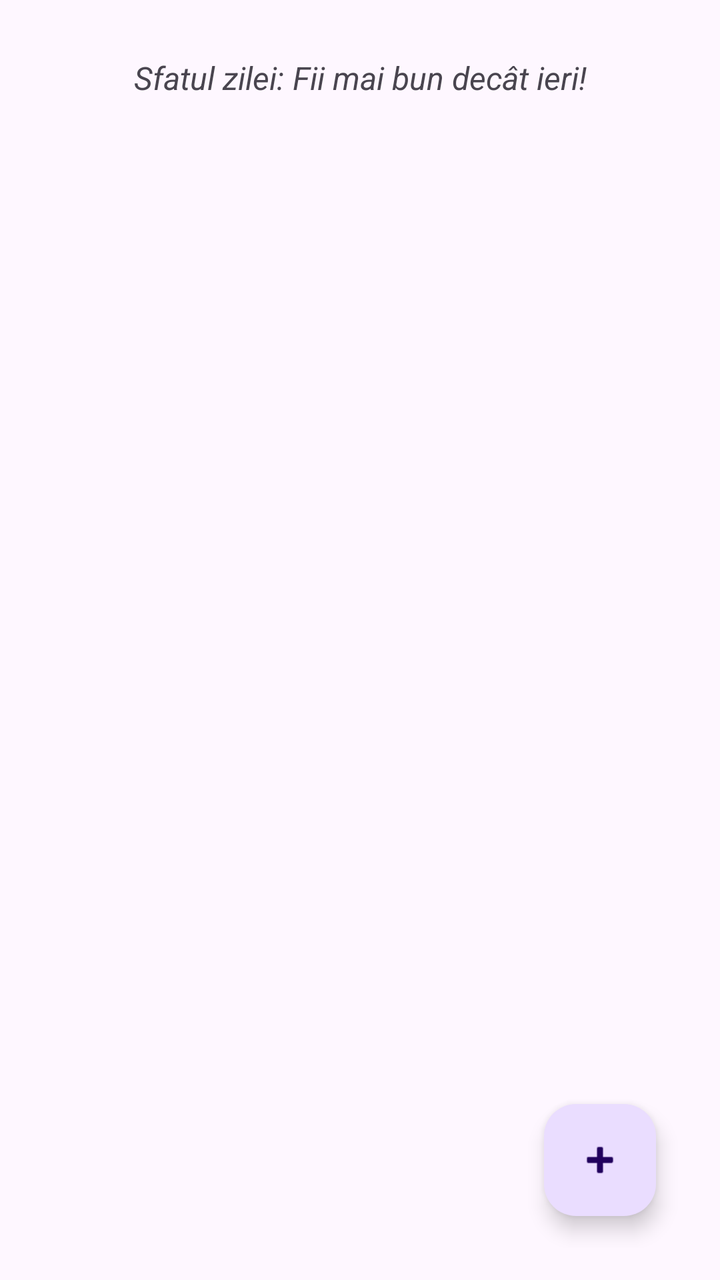
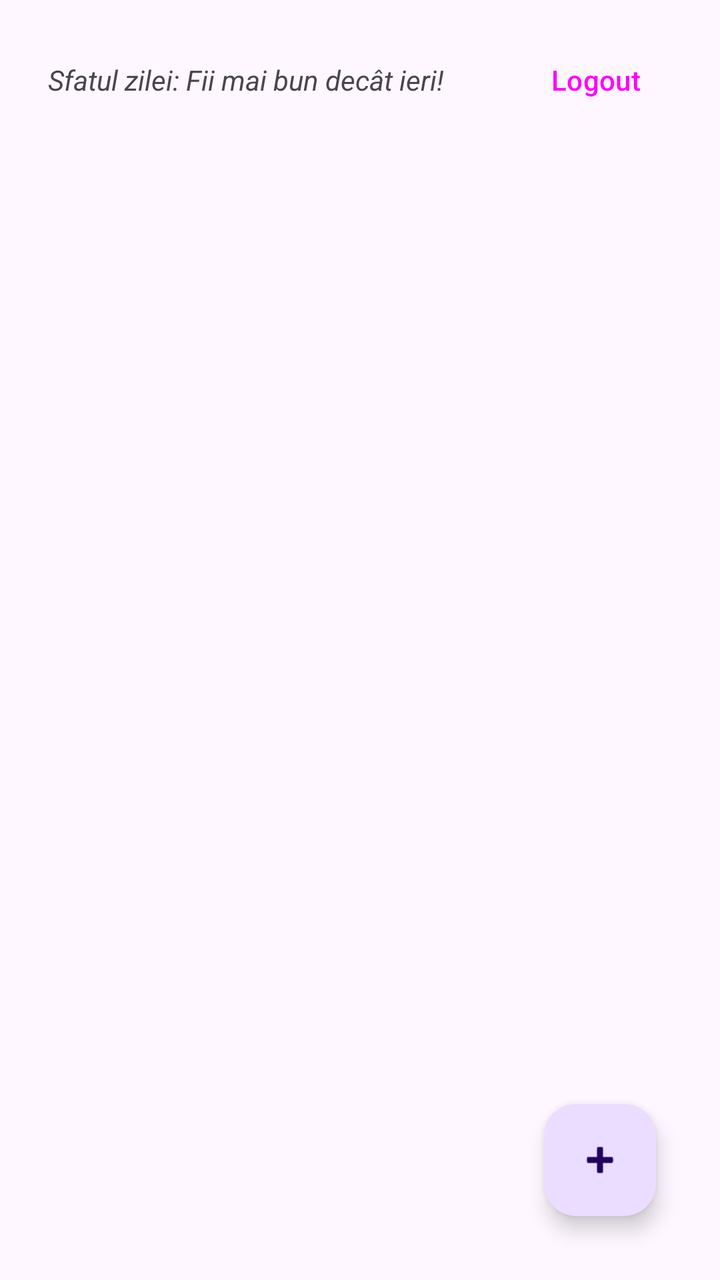

Compare the two renders of this Android layout. The source of the first and the diff that turns it into the second are given below.
<!-- AndroidManifest.xml: application theme Theme.Bad_Habits_Tracker -->
<!-- res/layout/fragment_dashboard.xml -->
<?xml version="1.0" encoding="utf-8"?>
<androidx.constraintlayout.widget.ConstraintLayout xmlns:android="http://schemas.android.com/apk/res/android"
    xmlns:app="http://schemas.android.com/apk/res-auto"
    xmlns:tools="http://schemas.android.com/tools"
    android:layout_width="match_parent"
    android:layout_height="match_parent"
    android:padding="16dp">

    <TextView
        android:id="@+id/tvDailyTip"
        android:layout_width="0dp"
        android:layout_height="wrap_content"
        android:text="Sfatul zilei: Fii mai bun decât ieri!"
        android:textSize="16sp"
        android:textStyle="italic"
        android:gravity="center"
        android:padding="12dp"
        app:layout_constraintTop_toTopOf="parent"
        app:layout_constraintStart_toStartOf="parent"
        app:layout_constraintEnd_toEndOf="parent" />

    <androidx.recyclerview.widget.RecyclerView
        android:id="@+id/rvHabits"
        android:layout_width="0dp"
        android:layout_height="0dp"
        android:layout_marginTop="16dp"
        app:layout_constraintTop_toBottomOf="@id/tvDailyTip"
        app:layout_constraintBottom_toBottomOf="parent"
        app:layout_constraintStart_toStartOf="parent"
        app:layout_constraintEnd_toEndOf="parent"
        tools:listitem="@layout/item_habit"/>

    <com.google.android.material.floatingactionbutton.FloatingActionButton
        android:id="@+id/fabAddHabit"
        android:layout_width="wrap_content"
        android:layout_height="wrap_content"
        android:layout_marginEnd="16dp"
        android:layout_marginBottom="16dp"
        android:src="@android:drawable/ic_input_add"
        android:contentDescription="Adaugă Viciu"
        app:layout_constraintBottom_toBottomOf="parent"
        app:layout_constraintEnd_toEndOf="parent" />

</androidx.constraintlayout.widget.ConstraintLayout>
<!-- res/layout/item_habit.xml (included above) -->
<?xml version="1.0" encoding="utf-8"?>
<androidx.cardview.widget.CardView xmlns:android="http://schemas.android.com/apk/res/android"
    xmlns:app="http://schemas.android.com/apk/res-auto"
    android:layout_width="match_parent"
    android:layout_height="wrap_content"
    android:layout_margin="8dp"
    app:cardCornerRadius="8dp"
    app:cardElevation="4dp">

    <androidx.constraintlayout.widget.ConstraintLayout
        android:layout_width="match_parent"
        android:layout_height="wrap_content"
        android:padding="16dp">

        <TextView
            android:id="@+id/tvHabitDetails"
            android:layout_width="0dp"
            android:layout_height="wrap_content"
            android:textSize="16sp"
            app:layout_constraintBottom_toBottomOf="parent"
            app:layout_constraintEnd_toEndOf="parent"
            app:layout_constraintStart_toStartOf="parent"
            app:layout_constraintTop_toTopOf="parent" />

    </androidx.constraintlayout.widget.ConstraintLayout>

</androidx.cardview.widget.CardView>
<!-- resources referenced by this layout -->
<resources>
  <style name="Theme.Bad_Habits_Tracker" parent="Base.Theme.Bad_Habits_Tracker" />
  <style name="Base.Theme.Bad_Habits_Tracker" parent="Theme.Material3.DayNight.NoActionBar">
          
          
      </style>
</resources>

<!-- the commit's change to res/layout/fragment_dashboard.xml (unified diff, before → after) -->
@@ -6,25 +6,41 @@
     android:layout_height="match_parent"
     android:padding="16dp">
 
-    <TextView
-        android:id="@+id/tvDailyTip"
+    <LinearLayout
+        android:id="@+id/llTopBar"
         android:layout_width="0dp"
         android:layout_height="wrap_content"
-        android:text="Sfatul zilei: Fii mai bun decât ieri!"
-        android:textSize="16sp"
-        android:textStyle="italic"
-        android:gravity="center"
-        android:padding="12dp"
+        android:orientation="horizontal"
         app:layout_constraintTop_toTopOf="parent"
         app:layout_constraintStart_toStartOf="parent"
-        app:layout_constraintEnd_toEndOf="parent" />
+        app:layout_constraintEnd_toEndOf="parent"
+        android:gravity="center_vertical">
+
+        <TextView
+            android:id="@+id/tvDailyTip"
+            android:layout_width="0dp"
+            android:layout_height="wrap_content"
+            android:layout_weight="1"
+            android:text="Sfatul zilei: Fii mai bun decât ieri!"
+            android:textSize="14sp"
+            android:textStyle="italic"
+            android:padding="8dp" />
+
+        <Button
+            android:id="@+id/btnLogout"
+            android:layout_width="wrap_content"
+            android:layout_height="wrap_content"
+            android:text="Logout"
+            style="?attr/materialButtonOutlinedStyle"
+            android:layout_marginStart="8dp" />
+    </LinearLayout>
 
     <androidx.recyclerview.widget.RecyclerView
         android:id="@+id/rvHabits"
         android:layout_width="0dp"
         android:layout_height="0dp"
         android:layout_marginTop="16dp"
-        app:layout_constraintTop_toBottomOf="@id/tvDailyTip"
+        app:layout_constraintTop_toBottomOf="@id/llTopBar"
         app:layout_constraintBottom_toBottomOf="parent"
         app:layout_constraintStart_toStartOf="parent"
         app:layout_constraintEnd_toEndOf="parent"
